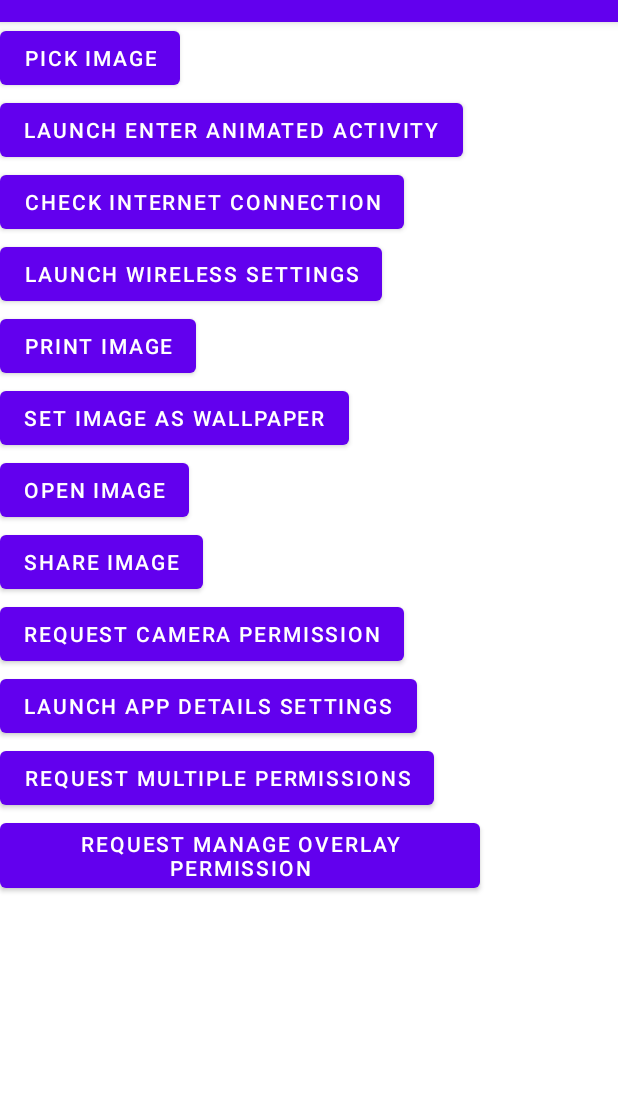
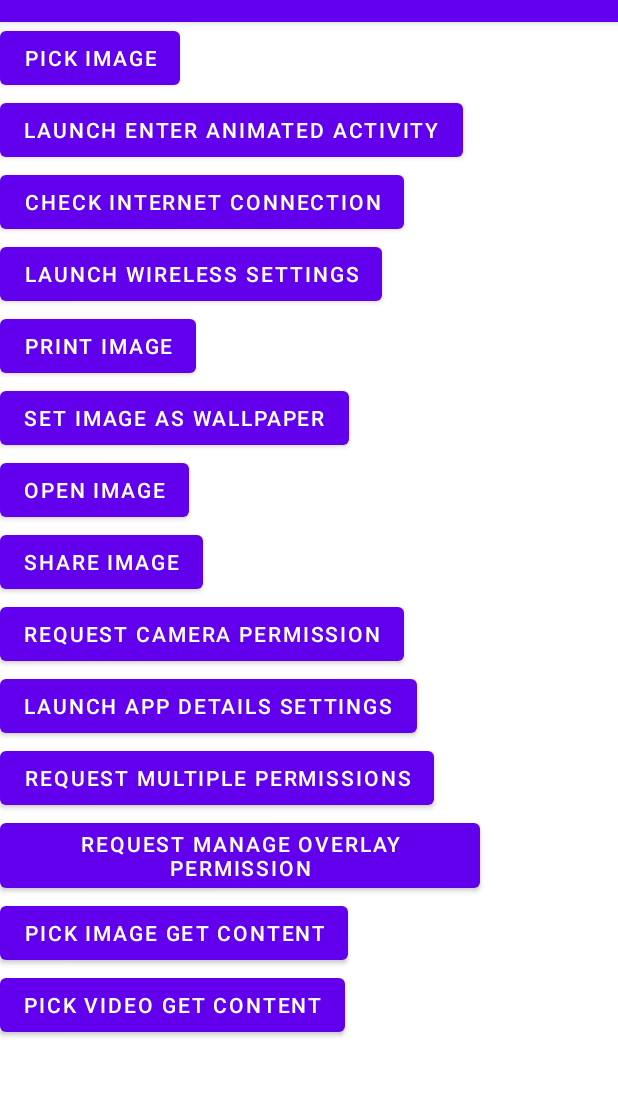
Before and after one commit to ankitbatra11/wheelie, an Android app: the screen it shows after launch (MainActivity), on a phone screen of 412 x 824 dp, the part 62-1159 px from its top. Run offline under Robolectric (Android 15) with nearby library versions, the phone set to English and light mode, and no system bars; our stand-ins replace Timber; 1 statement that could not run was skipped.

Commit message:
added pick any image and pick mp4 video result contracts

```diff
--- a/app/src/main/java/com/abatra/android/wheelie/demo/MainActivity.java
+++ b/app/src/main/java/com/abatra/android/wheelie/demo/MainActivity.java
@@ -19,7 +19,6 @@ import androidx.appcompat.app.AppCompatActivity;
 import androidx.constraintlayout.widget.ConstraintLayout;
 import androidx.print.PrintHelper;
 
-import com.abatra.android.wheelie.activity.ResultContracts;
 import com.abatra.android.wheelie.activity.ResultContracts.InputLessActivityResultContract;
 import com.abatra.android.wheelie.animation.SharedAxisMotion;
 import com.abatra.android.wheelie.demo.databinding.ActivityMainBinding;
@@ -46,7 +45,12 @@ import com.google.android.material.snackbar.Snackbar;
 
 import timber.log.Timber;
 
+import static com.abatra.android.wheelie.activity.ResultContracts.AttachData;
+import static com.abatra.android.wheelie.activity.ResultContracts.GetContent;
+import static com.abatra.android.wheelie.activity.ResultContracts.MediaInfo;
+import static com.abatra.android.wheelie.activity.ResultContracts.OpenMedia;
 import static com.abatra.android.wheelie.activity.ResultContracts.OpenSettingsScreen.wirelessSettings;
+import static com.abatra.android.wheelie.activity.ResultContracts.ShareMedia;
 
 public class MainActivity extends AppCompatActivity implements ILifecycleOwner {
 
@@ -54,9 +58,9 @@ public class MainActivity extends AppCompatActivity implements ILifecycleOwner {
 
     private final IntentMediaPicker intentMediaPicker = new IntentMediaPicker();
     private final InternetConnectionObserver connectionObserver = InternetConnectionObserver.newInstance(this);
-    private ActivityResultLauncher<ResultContracts.MediaInfo> attachDataLauncher;
-    private ActivityResultLauncher<ResultContracts.MediaInfo> openMediaLauncher;
-    private ActivityResultLauncher<ResultContracts.MediaInfo> shareMediaLauncher;
+    private ActivityResultLauncher<MediaInfo> attachDataLauncher;
+    private ActivityResultLauncher<MediaInfo> openMediaLauncher;
+    private ActivityResultLauncher<MediaInfo> shareMediaLauncher;
     private ActivityMainBinding binding;
 
     @Override
@@ -68,13 +72,13 @@ public class MainActivity extends AppCompatActivity implements ILifecycleOwner {
 
         super.onCreate(savedInstanceState);
 
-        attachDataLauncher = registerForActivityResult(new ResultContracts.AttachData(),
+        attachDataLauncher = registerForActivityResult(new AttachData(),
                 result -> showSnackbarMessage("Attach data result callback"));
 
-        openMediaLauncher = registerForActivityResult(new ResultContracts.OpenMedia(),
+        openMediaLauncher = registerForActivityResult(new OpenMedia(),
                 result -> showSnackbarMessage("open media result callback"));
 
-        shareMediaLauncher = registerForActivityResult(new ResultContracts.ShareMedia(),
+        shareMediaLauncher = registerForActivityResult(new ShareMedia(),
                 result -> showSnackbarMessage("share media result callback"));
 
         binding = ActivityMainBinding.inflate(LayoutInflater.from(this));
@@ -125,15 +129,15 @@ public class MainActivity extends AppCompatActivity implements ILifecycleOwner {
             });
         }));
         binding.setImageAsWallpaper.setOnClickListener(v -> pickImage(result -> {
-            ResultContracts.MediaInfo image = ResultContracts.MediaInfo.image(result);
+            MediaInfo image = MediaInfo.image(result);
             attachDataLauncher.launch(image);
         }));
         binding.openImage.setOnClickListener(v -> pickImage(result -> {
-            ResultContracts.MediaInfo image = ResultContracts.MediaInfo.image(result);
+            MediaInfo image = MediaInfo.image(result);
             openMediaLauncher.launch(image);
         }));
         binding.shareImage.setOnClickListener(v -> pickImage(result -> {
-            ResultContracts.MediaInfo image = ResultContracts.MediaInfo.image(result);
+            MediaInfo image = MediaInfo.image(result);
             shareMediaLauncher.launch(image);
         }));
 
@@ -167,6 +171,16 @@ public class MainActivity extends AppCompatActivity implements ILifecycleOwner {
         manageOverlayPermissionRequestor.observeLifecycle(this);
         binding.reqManageOverlayPermission.setOnClickListener(v -> manageOverlayPermissionRequestor.requestSystemPermission(
                 null, grantResult -> showToastMessage("manage overlay permission grantResult=" + grantResult)));
+
+        ActivityResultLauncher<Void> pickImageLauncher = registerForActivityResult(GetContent.pickAnyImage(),
+                result -> showSnackbarMessage("picked image uri=" + result));
+
+        binding.buttonPickImageGetContent.setOnClickListener(v -> pickImageLauncher.launch(null));
+
+        ActivityResultLauncher<Void> pickVideoLauncher = registerForActivityResult(GetContent.pickMp4Video(),
+                result -> showSnackbarMessage("picked video uri=" + result));
+
+        binding.buttonPickVideoGetContent.setOnClickListener(v -> pickVideoLauncher.launch(null));
     }
 
     private void print(Bitmap resource) {
--- a/app/src/main/res/layout/activity_main.xml
+++ b/app/src/main/res/layout/activity_main.xml
@@ -103,4 +103,20 @@
         app:layout_constraintStart_toStartOf="parent"
         app:layout_constraintTop_toBottomOf="@id/req_multiple_permissions" />
 
+    <com.google.android.material.button.MaterialButton
+        android:id="@+id/button_pick_image_get_content"
+        android:layout_width="wrap_content"
+        android:layout_height="wrap_content"
+        android:text="@string/pick_image_get_content"
+        app:layout_constraintStart_toStartOf="parent"
+        app:layout_constraintTop_toBottomOf="@id/req_manage_overlay_permission" />
+
+    <com.google.android.material.button.MaterialButton
+        android:id="@+id/button_pick_video_get_content"
+        android:layout_width="wrap_content"
+        android:layout_height="wrap_content"
+        android:text="@string/pick_video_get_content"
+        app:layout_constraintStart_toStartOf="parent"
+        app:layout_constraintTop_toBottomOf="@id/button_pick_image_get_content" />
+
 </androidx.constraintlayout.widget.ConstraintLayout>
--- a/app/src/main/res/values/strings.xml
+++ b/app/src/main/res/values/strings.xml
@@ -14,4 +14,6 @@
     <string name="launch_app_details_settings">Launch app details settings</string>
     <string name="req_multiple_permissions">Request multiple permissions</string>
     <string name="request_manage_overlay_permission">Request manage overlay permission</string>
+    <string name="pick_image_get_content">Pick image get content</string>
+    <string name="pick_video_get_content">Pick video get content</string>
 </resources>
--- a/wheelie/src/main/java/com/abatra/android/wheelie/activity/ResultContracts.java
+++ b/wheelie/src/main/java/com/abatra/android/wheelie/activity/ResultContracts.java
@@ -7,17 +7,48 @@ import android.provider.Settings;
 
 import androidx.activity.result.ActivityResult;
 import androidx.activity.result.contract.ActivityResultContract;
+import androidx.activity.result.contract.ActivityResultContracts;
 import androidx.annotation.NonNull;
 import androidx.annotation.Nullable;
 
 import com.abatra.android.wheelie.media.MimeTypes;
 import com.abatra.android.wheelie.util.IntentUtils;
 
+import java.util.Optional;
 import java.util.function.Function;
 
 public final class ResultContracts {
 
     private ResultContracts() {
+    }
+
+    public static class GetContent extends ActivityResultContract<Void, Optional<Uri>> {
+
+        private final String mimeType;
+        private final ActivityResultContracts.GetContent getContent = new ActivityResultContracts.GetContent();
+
+        public GetContent(String mimeType) {
+            this.mimeType = mimeType;
+        }
+
+        public static GetContent pickAnyImage() {
+            return new GetContent(MimeTypes.IMAGE_ANY);
+        }
+
+        public static GetContent pickMp4Video() {
+            return new GetContent(MimeTypes.VIDEO_MP4);
+        }
+
+        @NonNull
+        @Override
+        public Intent createIntent(@NonNull Context context, Void input) {
+            return getContent.createIntent(context, mimeType);
+        }
+
+        @Override
+        public Optional<Uri> parseResult(int resultCode, @Nullable Intent intent) {
+            return Optional.ofNullable(getContent.parseResult(resultCode, intent));
+        }
     }
 
     public static abstract class ActivityResultActivityResultContract<I> extends ActivityResultContract<I, ActivityResult> {
--- a/wheelie/src/main/java/com/abatra/android/wheelie/media/picker/PickMediaRequest.java
+++ b/wheelie/src/main/java/com/abatra/android/wheelie/media/picker/PickMediaRequest.java
@@ -4,8 +4,6 @@ import android.net.Uri;
 
 import androidx.activity.result.ActivityResultCallback;
 import androidx.annotation.Nullable;
-
-import com.abatra.android.wheelie.activity.ActivityResultRegistrar;
 
 import java.util.List;
 
```
